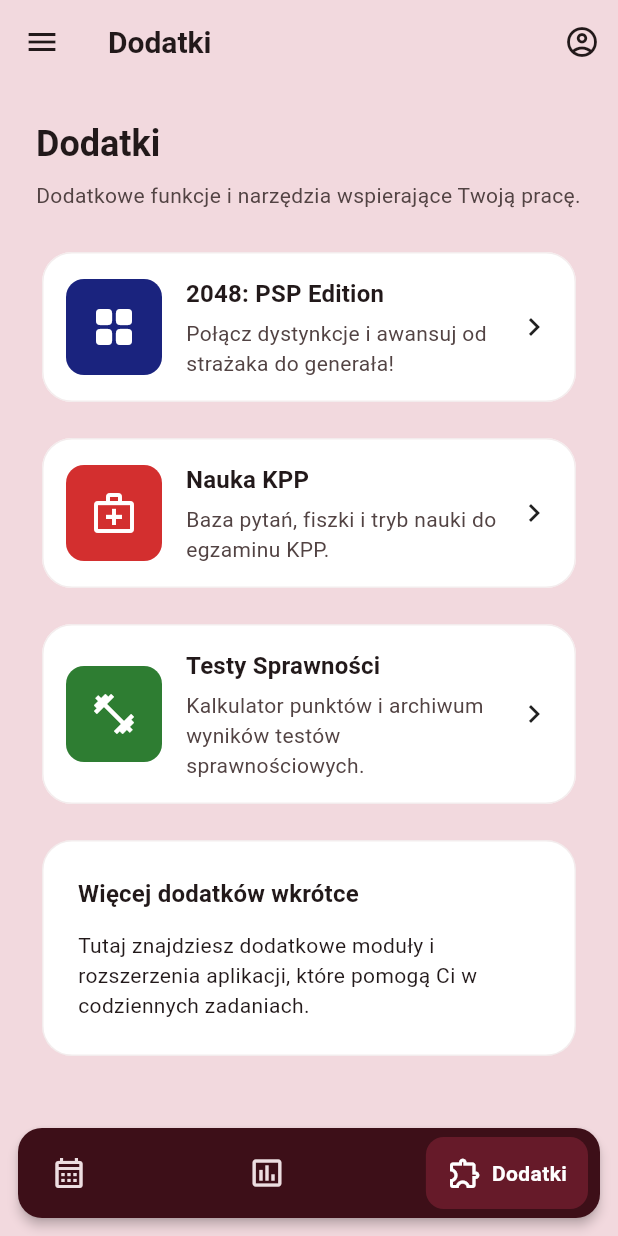
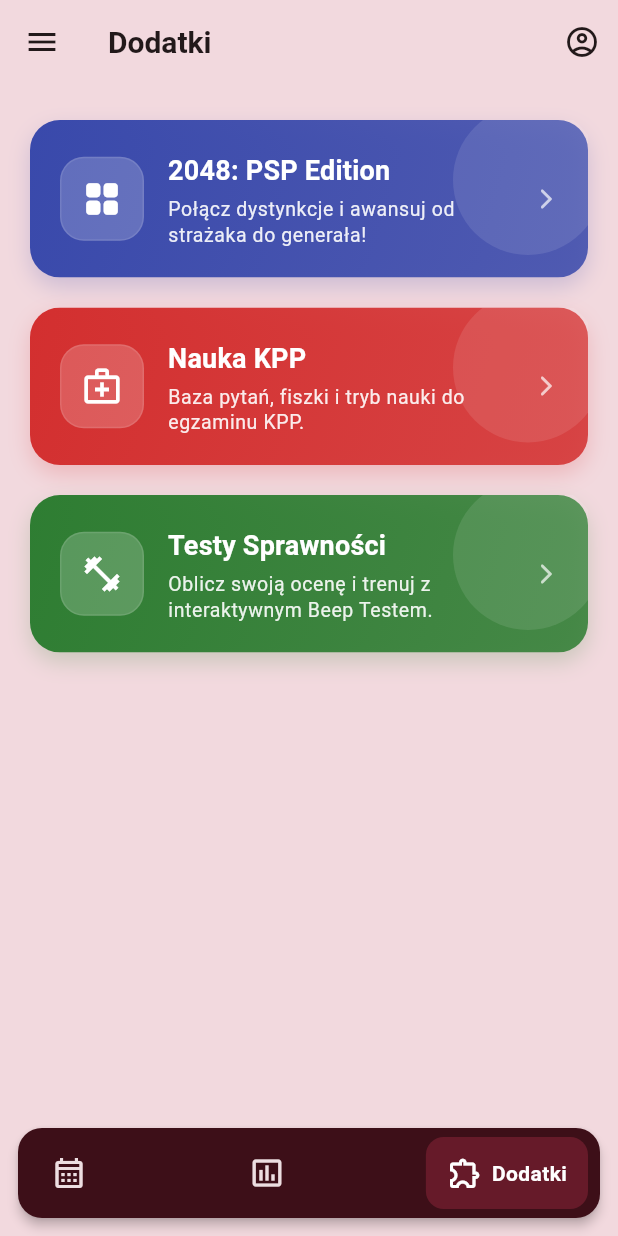
Before and after one commit to kroxon/Spark, a Flutter app: the ExtrasPage screen opened by its route, on a phone screen of 412 x 824 dp. Run offline on Flutter 3.47's test engine with Material 3 defaults, Android fonts, the phone set to English and light mode, and no system bars; drawn by our look-alikes of flutter_animate, google_nav_bar; our stand-ins replace audioplayers, cloud_firestore, firebase_auth, firebase_core, fl_chart, flutter_riverpod and 7 more; missing offline and left inert: flutter_color_picker_wheel; accounts and stored records are empty; generated files the repository leaves out were written again; statements that could not run were skipped.

Commit message:
fix(extras): update beep test description

```diff
--- a/lib/features/extras/presentation/pages/extras_page.dart
+++ b/lib/features/extras/presentation/pages/extras_page.dart
@@ -1,4 +1,5 @@
 import 'package:flutter/material.dart';
+import 'package:flutter_animate/flutter_animate.dart';
 import 'package:go_router/go_router.dart';
 import 'package:iskra/core/navigation/routes.dart';
 
@@ -7,189 +8,172 @@ class ExtrasPage extends StatelessWidget {
 
   @override
   Widget build(BuildContext context) {
+    return Scaffold(
+      body: ListView(
+        padding: const EdgeInsets.symmetric(horizontal: 20, vertical: 24),
+        children: [
+          _buildExtraTile(
+            context,
+            title: '2048: PSP Edition',
+            description: 'Połącz dystynkcje i awansuj od strażaka do generała!',
+            icon: Icons.grid_view_rounded,
+            color: const Color(0xFF3949AB), // Indigo 600
+            route: AppRouteName.game2048,
+            delay: 100,
+          ),
+          const SizedBox(height: 20),
+          _buildExtraTile(
+            context,
+            title: 'Nauka KPP',
+            description: 'Baza pytań, fiszki i tryb nauki do egzaminu KPP.',
+            icon: Icons.medical_services_outlined,
+            color: const Color(0xFFD32F2F), // Red 700
+            route: AppRouteName.kppMenu,
+            delay: 200,
+          ),
+          const SizedBox(height: 20),
+          _buildExtraTile(
+            context,
+            title: 'Testy Sprawności',
+            description: 'Oblicz swoją ocenę i trenuj z interaktywnym Beep Testem.',
+            icon: Icons.fitness_center,
+            color: const Color(0xFF2E7D32), // Green 800
+            route: AppRouteName.fitnessMenu,
+            delay: 300,
+          ),
+        ],
+      ),
+    );
+  }
+
+  Widget _buildExtraTile(
+    BuildContext context, {
+    required String title,
+    required String description,
+    required IconData icon,
+    required Color color,
+    required String route,
+    required int delay,
+  }) {
     final theme = Theme.of(context);
+    final isDark = theme.brightness == Brightness.dark;
 
-    return SingleChildScrollView(
-      padding: const EdgeInsets.all(24),
-      child: Column(
-        crossAxisAlignment: CrossAxisAlignment.start,
+    return Container(
+      decoration: BoxDecoration(
+        borderRadius: BorderRadius.circular(20),
+        boxShadow: [
+          BoxShadow(
+            color: color.withOpacity(0.2),
+            blurRadius: 12,
+            offset: const Offset(0, 6),
+          ),
+        ],
+      ),
+      child: Material(
+        color: Colors.transparent,
+        child: InkWell(
+          onTap: () => context.pushNamed(route),
+          borderRadius: BorderRadius.circular(20),
+          child: Ink(
+            decoration: BoxDecoration(
+              borderRadius: BorderRadius.circular(20),
+              gradient: LinearGradient(
+                begin: Alignment.topLeft,
+                end: Alignment.bottomRight,
+                colors: isDark
+                    ? [
+                        color.withOpacity(0.7),
+                        color.withOpacity(0.3),
+                      ]
+                    : [
+                        color,
+                        color.withOpacity(0.85),
+                      ],
+              ),
+            ),
+            child: Stack(
               children: [
-          Text(
-            'Dodatki',
-            style: theme.textTheme.headlineSmall?.copyWith(fontWeight: FontWeight.w600),
+                // Decorative background circle
+                Positioned(
+                  right: -10,
+                  top: -10,
+                  child: Container(
+                    width: 100,
+                    height: 100,
+                    decoration: BoxDecoration(
+                      shape: BoxShape.circle,
+                      color: Colors.white.withOpacity(0.1),
                     ),
-          const SizedBox(height: 8),
-          Text(
-            'Dodatkowe funkcje i narzędzia wspierające Twoją pracę.',
-            style: theme.textTheme.bodyMedium?.copyWith(color: theme.colorScheme.onSurfaceVariant),
                   ),
-          const SizedBox(height: 24),
+                ),
 
-          // Game 2048 Card
-          Card(
-            clipBehavior: Clip.antiAlias,
-            child: InkWell(
-              onTap: () => context.pushNamed(AppRouteName.game2048),
-              child: Padding(
-                padding: const EdgeInsets.all(16),
+                Padding(
+                  padding: const EdgeInsets.all(20),
                   child: Row(
                     children: [
+                      // Icon Container
                       Container(
-                      width: 64,
-                      height: 64,
+                        width: 56,
+                        height: 56,
                         decoration: BoxDecoration(
-                        color: const Color(0xFF1A237E),
-                        borderRadius: BorderRadius.circular(12),
+                          color: Colors.white.withOpacity(0.2),
+                          borderRadius: BorderRadius.circular(16),
+                          border: Border.all(
+                            color: Colors.white.withOpacity(0.1),
+                            width: 1,
                           ),
-                      child: const Icon(
-                        Icons.grid_view_rounded,
+                        ),
+                        child: Icon(
+                          icon,
                           color: Colors.white,
-                        size: 32,
+                          size: 28,
                         ),
                       ),
                       const SizedBox(width: 16),
+
+                      // Text Content
                       Expanded(
                         child: Column(
                           crossAxisAlignment: CrossAxisAlignment.start,
                           children: [
                             Text(
-                            '2048: PSP Edition',
-                            style: theme.textTheme.titleMedium?.copyWith(fontWeight: FontWeight.w600),
+                              title,
+                              style: theme.textTheme.titleMedium?.copyWith(
+                                color: Colors.white,
+                                fontWeight: FontWeight.bold,
+                                fontSize: 18,
+                              ),
                             ),
                             const SizedBox(height: 4),
                             Text(
-                            'Połącz dystynkcje i awansuj od strażaka do generała!',
-                            style: theme.textTheme.bodyMedium?.copyWith(color: theme.colorScheme.onSurfaceVariant),
+                              description,
+                              style: theme.textTheme.bodySmall?.copyWith(
+                                color: Colors.white.withOpacity(0.9),
+                                height: 1.3,
+                                fontSize: 13,
+                              ),
+                              maxLines: 2,
+                              overflow: TextOverflow.ellipsis,
                             ),
                           ],
                         ),
                       ),
-                    const Icon(Icons.chevron_right),
+
+                      // Arrow
+                      const SizedBox(width: 12),
+                      Icon(
+                        Icons.arrow_forward_ios_rounded,
+                        color: Colors.white.withOpacity(0.7),
+                        size: 16,
+                      ),
+                    ],
+                  ),
+                ),
               ],
             ),
           ),
         ),
       ),
-
-          const SizedBox(height: 16),
-
-          // KPP Learning Module Card
-          Card(
-            clipBehavior: Clip.antiAlias,
-            child: InkWell(
-              onTap: () => context.pushNamed(AppRouteName.kppMenu),
-              child: Padding(
-                padding: const EdgeInsets.all(16),
-                child: Row(
-                  children: [
-                    Container(
-                      width: 64,
-                      height: 64,
-                      decoration: BoxDecoration(
-                        color: const Color(0xFFD32F2F), // Red color for medical/emergency
-                        borderRadius: BorderRadius.circular(12),
-                      ),
-                      child: const Icon(
-                        Icons.medical_services_outlined,
-                        color: Colors.white,
-                        size: 32,
-                      ),
-                    ),
-                    const SizedBox(width: 16),
-                    Expanded(
-                      child: Column(
-                        crossAxisAlignment: CrossAxisAlignment.start,
-                        children: [
-                          Text(
-                            'Nauka KPP',
-                            style: theme.textTheme.titleMedium?.copyWith(fontWeight: FontWeight.w600),
-                          ),
-                          const SizedBox(height: 4),
-                          Text(
-                            'Baza pytań, fiszki i tryb nauki do egzaminu KPP.',
-                            style: theme.textTheme.bodyMedium?.copyWith(color: theme.colorScheme.onSurfaceVariant),
-                          ),
-                        ],
-                      ),
-                    ),
-                    const Icon(Icons.chevron_right),
-                  ],
-                ),
-              ),
-            ),
-          ),
-
-          const SizedBox(height: 16),
-
-          // Fitness Tests Card
-          Card(
-            clipBehavior: Clip.antiAlias,
-            child: InkWell(
-              onTap: () => context.pushNamed(AppRouteName.fitnessMenu),
-              child: Padding(
-                padding: const EdgeInsets.all(16),
-                child: Row(
-                  children: [
-                    Container(
-                      width: 64,
-                      height: 64,
-                      decoration: BoxDecoration(
-                        color: const Color(0xFF2E7D32), // Green color for fitness
-                        borderRadius: BorderRadius.circular(12),
-                      ),
-                      child: const Icon(
-                        Icons.fitness_center,
-                        color: Colors.white,
-                        size: 32,
-                      ),
-                    ),
-                    const SizedBox(width: 16),
-                    Expanded(
-                      child: Column(
-                        crossAxisAlignment: CrossAxisAlignment.start,
-                        children: [
-                          Text(
-                            'Testy Sprawności',
-                            style: theme.textTheme.titleMedium?.copyWith(fontWeight: FontWeight.w600),
-                          ),
-                          const SizedBox(height: 4),
-                          Text(
-                            'Kalkulator punktów i archiwum wyników testów sprawnościowych.',
-                            style: theme.textTheme.bodyMedium?.copyWith(color: theme.colorScheme.onSurfaceVariant),
-                          ),
-                        ],
-                      ),
-                    ),
-                    const Icon(Icons.chevron_right),
-                  ],
-                ),
-              ),
-            ),
-          ),
-
-          const SizedBox(height: 16),
-
-          Card(
-            child: Padding(
-              padding: const EdgeInsets.all(24),
-              child: Column(
-                crossAxisAlignment: CrossAxisAlignment.start,
-                children: [
-                  Text(
-                    'Więcej dodatków wkrótce',
-                    style: theme.textTheme.titleMedium?.copyWith(fontWeight: FontWeight.w600),
-                  ),
-                  const SizedBox(height: 12),
-                  Text(
-                    'Tutaj znajdziesz dodatkowe moduły i rozszerzenia aplikacji, które pomogą Ci w codziennych zadaniach.',
-                    style: theme.textTheme.bodyMedium,
-                  ),
-                ],
-              ),
-            ),
-          ),
-        ],
-      ),
-    );
+    ).animate().fadeIn(delay: delay.ms).slideX(begin: 0.1, end: 0);
   }
 }
```
Lines whose indentation alone changed are shown as unchanged.
